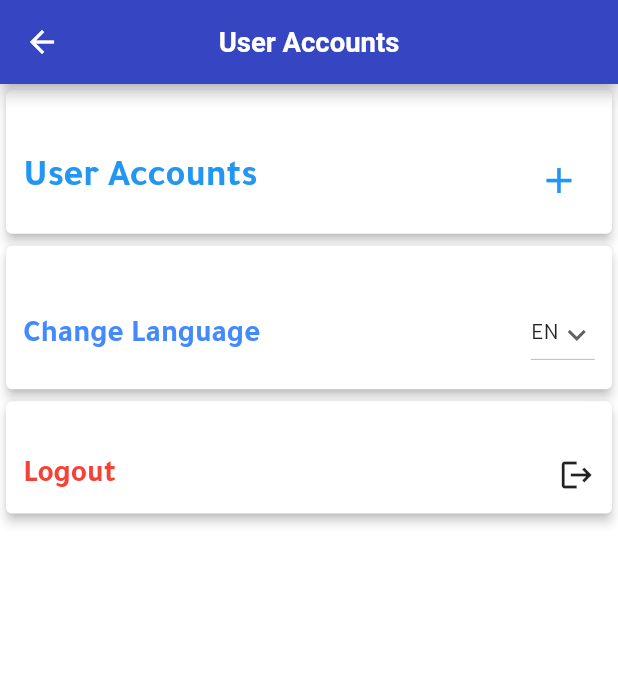
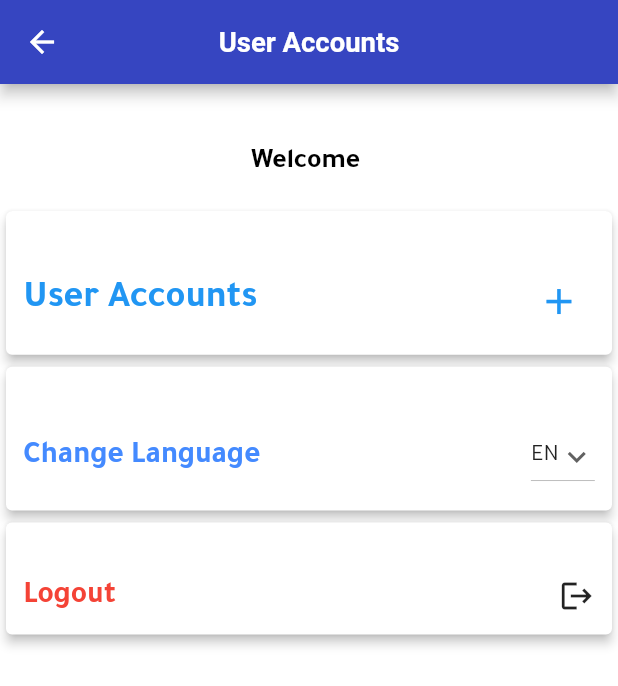
Before and after one commit to BFS-MobileApp/land_lord_statistics, a Flutter app: the StatisticScreen screen opened by its route, after a tap on the "settings" icon, on a phone screen of 412 x 824 dp. Shown: the top 686 px of the screen. Run offline on Flutter 3.47's test engine with Material 2 defaults, Android fonts, the light colour scheme and no system bars; our stand-ins replace bloc, dartz, dio, equatable, flutter_bloc, flutter_colorpicker and 8 more; accounts and stored records are empty; network calls fail.

Commit message:
- Finishing User Account Feature - Add User name

```diff
--- a/lib/config/PrefHelper/dbhelper.dart
+++ b/lib/config/PrefHelper/dbhelper.dart
@@ -1,5 +1,4 @@
 import 'package:claimizer/feature/setting/data/models/user_model.dart';
-import 'package:flutter/material.dart';
 import 'package:path/path.dart';
 import 'package:sqflite/sqflite.dart';
 
@@ -90,7 +89,21 @@ class DatabaseHelper {
       whereArgs: [1], // 1 represents an active user
       columns: ['token'],
     );
+    if(result.isEmpty){
+      return '';
+    }
     return result.first['token'].toString();
+  }
+
+  Future<String> getActiveUserName() async {
+    final db = await database;
+    final result = await db.query(
+      'users',
+      where: 'active = ?',
+      whereArgs: [1], // 1 represents an active user
+      columns: ['name'],
+    );
+    return result.first['name'].toString();
   }
 
   Future<void> deleteAllActiveUsers() async {
--- a/lib/core/utils/local_strings.dart
+++ b/lib/core/utils/local_strings.dart
@@ -32,7 +32,8 @@ class LocalStrings extends Translations {
       "count":"العدد",
       "userAccounts":"حسابات العميل",
       "logout":"تسجيل خروج",
-      "changeLanguage":"تغير اللغة"
+      "changeLanguage":"تغير اللغة",
+      "welcome":"اهلا"
     },
     'en_US': {
       "appName":"Claimizer",
@@ -63,7 +64,8 @@ class LocalStrings extends Translations {
       "count":"Count",
       "userAccounts":"User Accounts",
       "logout":"Logout",
-      "changeLanguage":"Change Language"
+      "changeLanguage":"Change Language",
+      "welcome":"Welcome"
     },
   };
 }
--- a/lib/feature/setting/presentation/screen/setting_screen.dart
+++ b/lib/feature/setting/presentation/screen/setting_screen.dart
@@ -21,8 +21,9 @@ class SettingScreen extends StatefulWidget {
 
 class _SettingScreenState extends State<SettingScreen> {
 
-  String dropDownValue = '';
+  String dropDownValue = '' , name = '';
   var items = ['EN', 'AR'];
+  final databaseHelper = DatabaseHelper.instance;
 
 
   getAccounts() =>BlocProvider.of<SettingCubit>(context).getData();
@@ -33,6 +34,15 @@ class _SettingScreenState extends State<SettingScreen> {
     super.initState();
     getAccounts();
     getCurrentLocal();
+    getActiveUserName();
+  }
+
+  getActiveUserName() async{
+    await databaseHelper.getActiveUserName().then((value){
+      setState(() {
+        name = value;
+      });
+    });
   }
 
   callLogoutDialog(){
@@ -53,7 +63,7 @@ class _SettingScreenState extends State<SettingScreen> {
 
   deleteUserData() async{
     final SharedPreferences preferences = await SharedPreferences.getInstance();
-    final databaseHelper = DatabaseHelper.instance;
+
     databaseHelper.deleteAllActiveUsers();
     preferences.remove(AppStrings.token);
     preferences.remove(AppStrings.userName);
@@ -113,6 +123,17 @@ class _SettingScreenState extends State<SettingScreen> {
       ),
       body: ListView(
         children: [
+          Container(
+
+            margin: EdgeInsets.only(bottom: ScreenUtil().setHeight(10) , right: ScreenUtil().setWidth(10) ,left: ScreenUtil().setWidth(10), top: ScreenUtil().setHeight(30)),
+            child: Row(
+              mainAxisAlignment: MainAxisAlignment.center,
+              children: [
+                Text('${'welcome'.tr} ' , style: TextStyle(fontSize: 16.sp , color: Colors.black , fontWeight: FontWeight.w600),),
+                Text(name ,)
+              ],
+            ),
+          ),
           Card(
             elevation: 3,
             child: Container(
@@ -137,7 +158,6 @@ class _SettingScreenState extends State<SettingScreen> {
               ),
             ),
           ),
-
           Card(
             elevation: 3,
             child: Container(
```
